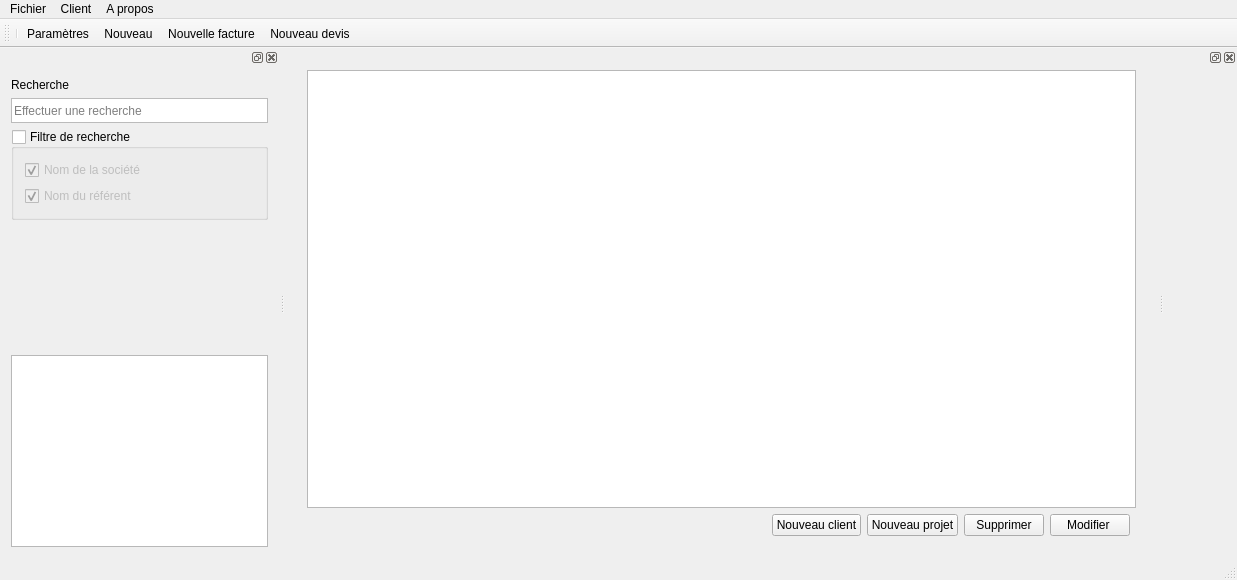
Old version of the form src/mainwindow.ui in the repository FACT-Team/FactDev.
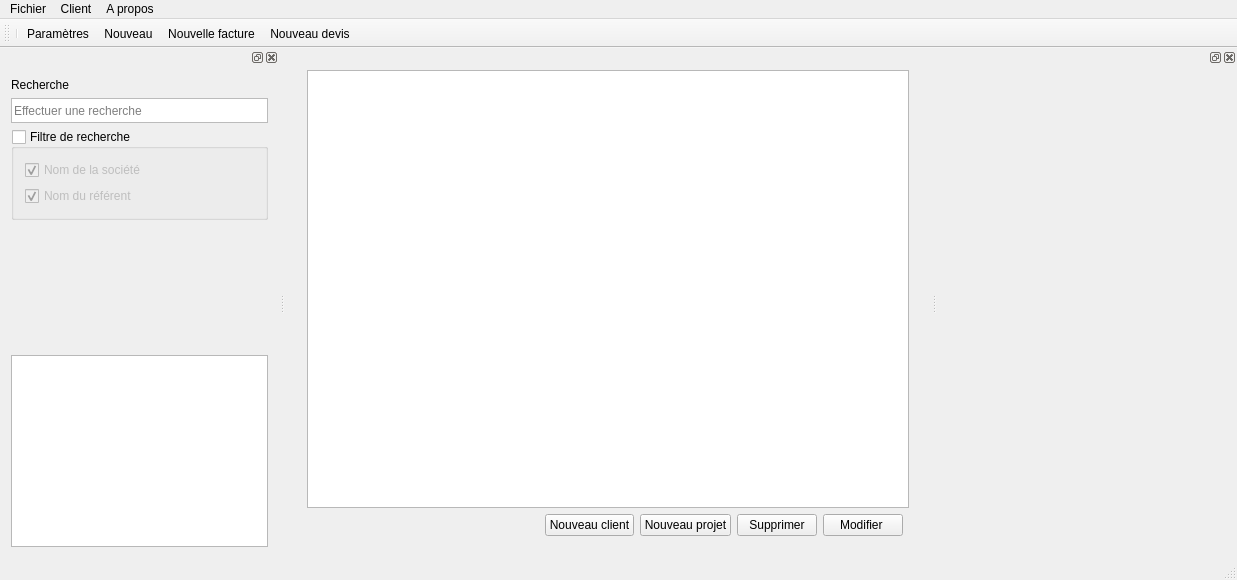
New version of the form. Icons and pictures are not drawn. Custom widgets are drawn as their Qt base class.

Commit message: Remove qDebug()

```diff
--- a/src/mainwindow.ui
+++ b/src/mainwindow.ui
@@ -276,7 +276,7 @@
   <widget class="QDockWidget" name="dockWidget_2">
    <property name="minimumSize">
     <size>
-     <width>73</width>
+     <width>300</width>
      <height>466</height>
     </size>
    </property>
@@ -284,6 +284,12 @@
     <number>2</number>
    </attribute>
    <widget class="QWidget" name="dockWidgetContents_2">
+    <property name="minimumSize">
+     <size>
+      <width>300</width>
+      <height>0</height>
+     </size>
+    </property>
     <layout class="QGridLayout" name="gridLayout_5">
      <item row="1" column="0">
       <spacer name="verticalSpacer_2">
```
The commit also changes 2 other files.
